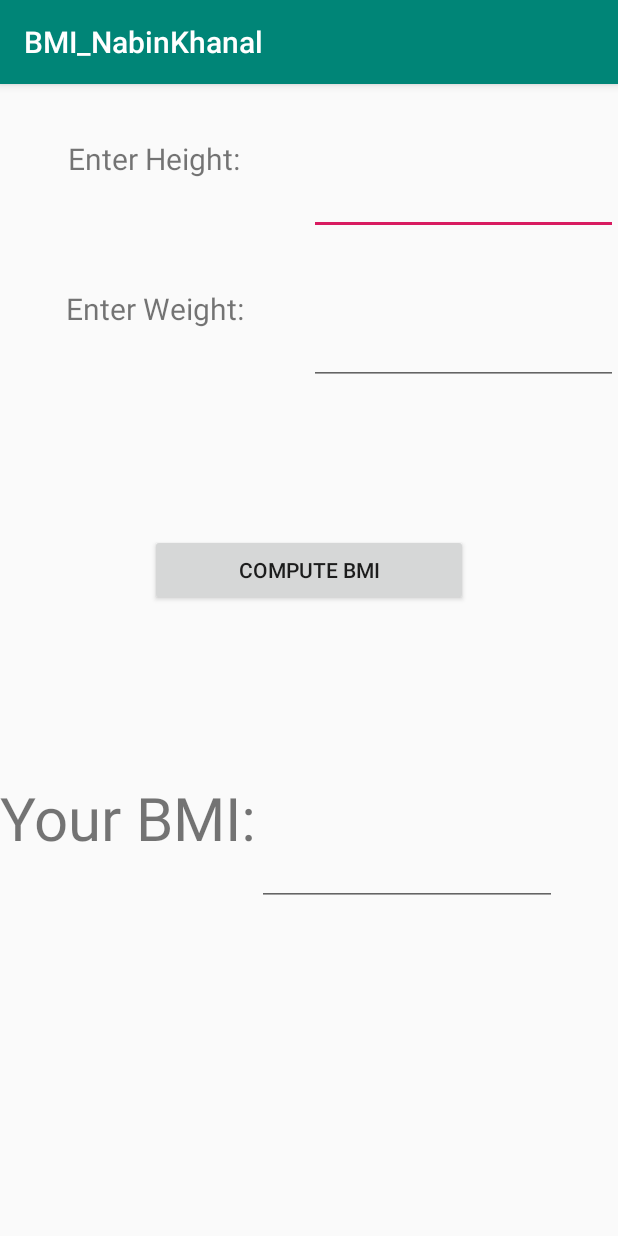
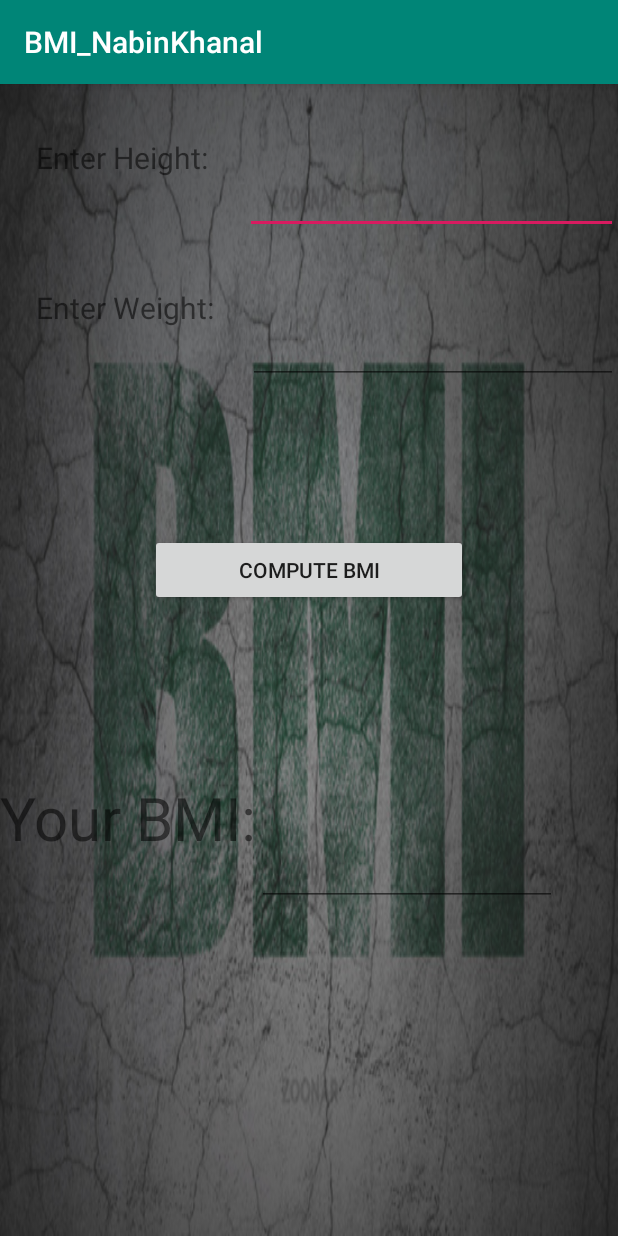
Before and after one commit to nabinkhanal32/BMI_NabinKhanal, an Android app: the screen it shows after launch (MainActivity), on a phone screen of 412 x 824 dp. Run offline under Robolectric (Android 15) with nearby library versions, the phone set to English and light mode, and no system bars.

Commit message:
background image

```diff
--- a/app/src/main/res/layout/activity_main.xml
+++ b/app/src/main/res/layout/activity_main.xml
@@ -4,7 +4,9 @@
     android:layout_width="match_parent"
     android:layout_height="match_parent"
     android:orientation="vertical"
-    tools:context=".MainActivity">
+    tools:context=".MainActivity"
+    android:background="@drawable/background"
+    >
 
     <LinearLayout
         android:layout_width="match_parent"
@@ -13,8 +15,8 @@
 
         <TextView
             android:id="@+id/tvOne"
-            android:layout_width="200dp"
-            android:layout_height="100dp"
+            android:layout_width="wrap_content"
+            android:layout_height="wrap_content"
             android:layout_weight="1"
             android:gravity="center"
             android:text="Enter Height:"
@@ -35,8 +37,8 @@
 
         <TextView
             android:id="@+id/tvTwo"
-            android:layout_width="200dp"
-            android:layout_height="100dp"
+            android:layout_width="wrap_content"
+            android:layout_height="wrap_content"
             android:layout_weight="1"
             android:text="Enter Weight:"
             android:textSize="20dp"
@@ -50,10 +52,7 @@
 
 
     </LinearLayout>
-    <LinearLayout
-        android:layout_width="match_parent"
-        android:layout_height="wrap_content"
-        >
+
         <Button
             android:layout_width="match_parent"
             android:layout_height="wrap_content"
@@ -61,7 +60,7 @@
             android:layout_margin="100dp"
             />
 
-    </LinearLayout>
+
     <LinearLayout
         android:layout_width="wrap_content"
         android:layout_height="wrap_content"
```
Also changed, not shown: app/src/main/res/drawable/background.jpg (added).
